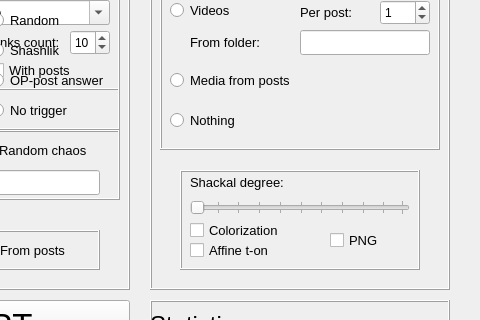
This is gui.ui in arebaka/2ch-wiper as Qt 5 draws it before an edit; both pictures show x 820 to 1300 and y 200 to 520 of the 1300 by 700 pixel window. The edited form follows.
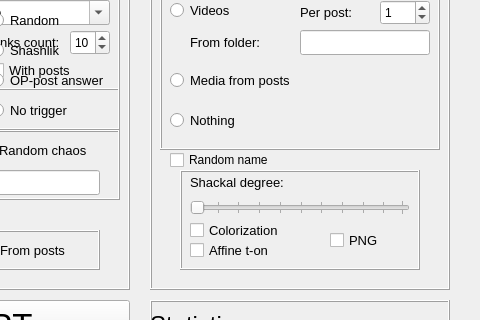
This is the edited form. Icons and pictures are not drawn. Custom widgets are drawn as their Qt base class.

The edit to the form file:
```diff
--- a/gui.ui
+++ b/gui.ui
@@ -3425,6 +3425,19 @@
       <string/>
      </property>
     </widget>
+    <widget class="QCheckBox" name="randMediaName">
+     <property name="geometry">
+      <rect>
+       <x>20</x>
+       <y>280</y>
+       <width>260</width>
+       <height>20</height>
+      </rect>
+     </property>
+     <property name="text">
+      <string>Random name</string>
+     </property>
+    </widget>
     <zorder>mediaBox</zorder>
     <zorder>shackalLabel</zorder>
     <zorder>shackalBox</zorder>
```
Left out of the diff: 5 changed lines with no effect on the pictures.
